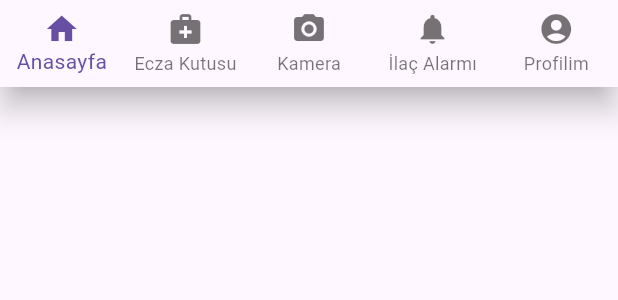
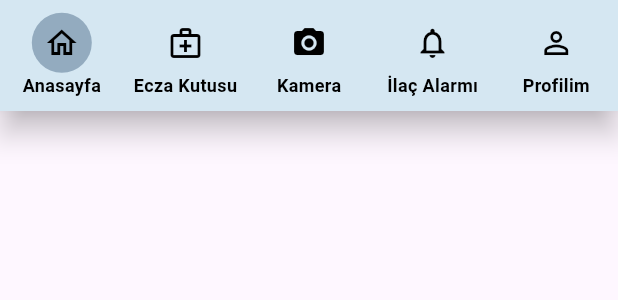
Before and after one commit to muruvvetb/group_70, a Flutter app: the CustomBottomNavigationBar widget shown alone on an empty page, opened directly, on a phone screen of 412 x 824 dp. Shown: the top 300 px of the screen. Run offline on Flutter 3.47's test engine with Material 3 defaults, Android fonts, the phone set to English and light mode, and no system bars; our stand-ins replace firebase_core; accounts and stored records are empty.

Commit message:
navigation bottom bar widget eklendi

```diff
--- a/lib/widgets/bottom_navigation_bar.dart
+++ b/lib/widgets/bottom_navigation_bar.dart
@@ -1,32 +1,75 @@
-
 import 'package:flutter/material.dart';
 
-class CustomBottomNavigationBar extends StatelessWidget {
+class CustomBottomNavigationBar extends StatefulWidget {
   const CustomBottomNavigationBar({Key? key}) : super(key: key);
 
   @override
+  _CustomBottomNavigationBarState createState() => _CustomBottomNavigationBarState();
+}
+
+class _CustomBottomNavigationBarState extends State<CustomBottomNavigationBar> {
+  int _selectedIndex = 0;
+
+  void _onItemTapped(int index) {
+    setState(() {
+      _selectedIndex = index;
+    });
+  }
+
+  @override
   Widget build(BuildContext context) {
-    return BottomNavigationBar(
+    return Container(
+      height: 74,
+      child: BottomNavigationBar(
         type: BottomNavigationBarType.fixed,
-      items: const <BottomNavigationBarItem>[
-        BottomNavigationBarItem(icon: Icon(Icons.home), label: "Anasayfa"),
+        currentIndex: _selectedIndex,
+        onTap: _onItemTapped,
+        items: <BottomNavigationBarItem>[
           BottomNavigationBarItem(
-          icon: Icon(Icons.medical_services),
+            icon: _buildIcon(Icons.home_outlined, 0),
+            label: 'Anasayfa',
+          ),
+          BottomNavigationBarItem(
+            icon: _buildIcon(Icons.medical_services_outlined, 1),
             label: 'Ecza Kutusu',
           ),
           BottomNavigationBarItem(
-          icon: Icon(Icons.camera_alt),
+            icon: _buildIcon(Icons.camera_alt, 2),
             label: 'Kamera',
+            backgroundColor: Colors.red,
+
+
           ),
           BottomNavigationBarItem(
-          icon: Icon(Icons.notifications),
+            icon: _buildIcon(Icons.notifications_outlined, 3),
             label: 'İlaç Alarmı',
           ),
           BottomNavigationBarItem(
-          icon: Icon(Icons.account_circle),
+            icon: _buildIcon(Icons.person_outline, 4),
             label: 'Profilim',
           ),
         ],
+        selectedItemColor: Colors.black,
+        unselectedItemColor: Colors.black,
+        backgroundColor: const Color(0xFFD5E7F2),
+        iconSize: 24, // İkonların boyutunu ayarlıyoruz
+        selectedLabelStyle: const TextStyle(fontSize: 12, fontWeight: FontWeight.bold), // Seçili öğenin yazı boyutu
+        unselectedLabelStyle: const TextStyle(fontSize: 12, fontWeight: FontWeight.bold), // Seçili olmayan öğelerin yazı boyutu
+      ),
+    );
+  }
+
+  Widget _buildIcon(IconData iconData, int index) {
+    final isSelected = _selectedIndex == index;
+    return Container(
+      decoration: isSelected
+          ? BoxDecoration(
+              color: const Color(0xFF93ABBF), // Seçili öğe arka plan rengi
+              borderRadius: BorderRadius.circular(20),
+            )
+          : null,
+      padding: const EdgeInsets.all(8),
+      child: Icon(iconData),
     );
   }
 }
```
Lines whose indentation alone changed are shown as unchanged.
